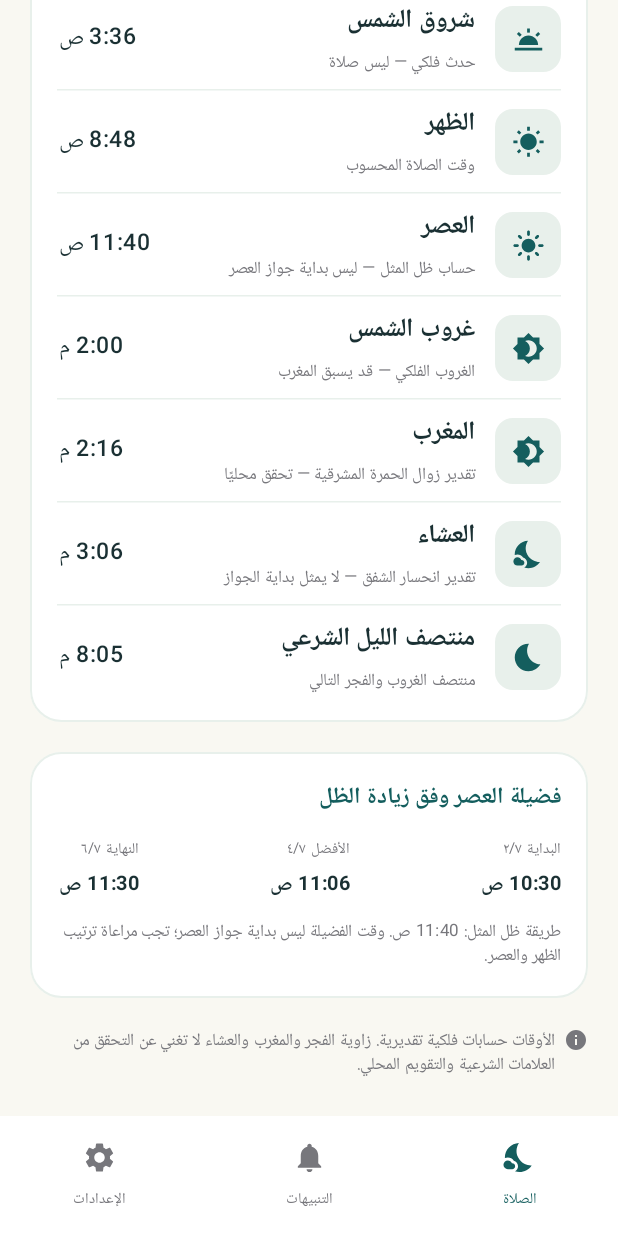
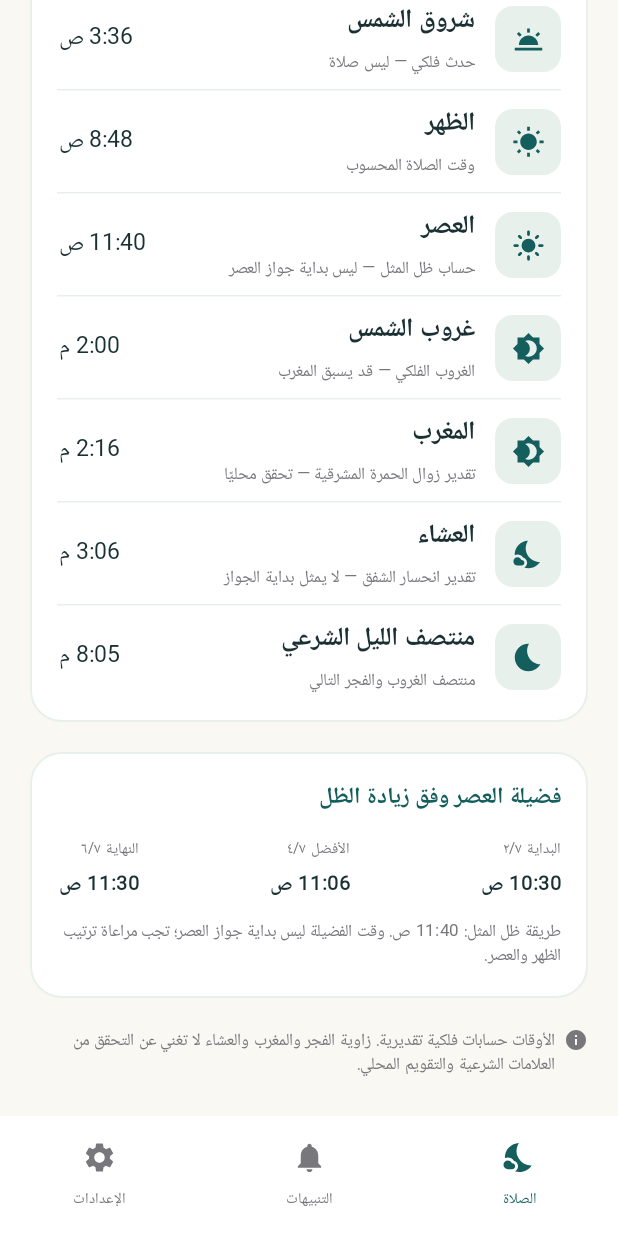
Before and after one commit to AbbasSabah97/My-Prayer, an Android app built with Jetpack Compose: the screen it shows after launch (MainActivity), scrolled down 541 dp, on a phone screen of 412 x 824 dp. Run offline under Robolectric (Android 15) with nearby library versions, the phone set to English and light mode, and no system bars; Roboto replaces fonts that are not available here.

Commit message:
Apply the shared Arabic UI font to every Material typography style

```diff
--- a/android/app/src/main/kotlin/com/abbassabah/myprayer/MainActivity.kt
+++ b/android/app/src/main/kotlin/com/abbassabah/myprayer/MainActivity.kt
@@ -63,7 +63,24 @@ private val AppGold = Color(0xFFD4A65C)
 private val AppPale = Color(0xFFE8F0EB)
 private val AppMuted = Color(0xFF77777C)
 private val AppFontFamily = FontFamily(Font(R.font.noto_sans_arabic_ui, weight = FontWeight.Normal))
-private val AppTypography = Typography(defaultFontFamily = AppFontFamily)
+private val BaseTypography = Typography()
+private val AppTypography = Typography(
+    displayLarge = BaseTypography.displayLarge.copy(fontFamily = AppFontFamily),
+    displayMedium = BaseTypography.displayMedium.copy(fontFamily = AppFontFamily),
+    displaySmall = BaseTypography.displaySmall.copy(fontFamily = AppFontFamily),
+    headlineLarge = BaseTypography.headlineLarge.copy(fontFamily = AppFontFamily),
+    headlineMedium = BaseTypography.headlineMedium.copy(fontFamily = AppFontFamily),
+    headlineSmall = BaseTypography.headlineSmall.copy(fontFamily = AppFontFamily),
+    titleLarge = BaseTypography.titleLarge.copy(fontFamily = AppFontFamily),
+    titleMedium = BaseTypography.titleMedium.copy(fontFamily = AppFontFamily),
+    titleSmall = BaseTypography.titleSmall.copy(fontFamily = AppFontFamily),
+    bodyLarge = BaseTypography.bodyLarge.copy(fontFamily = AppFontFamily),
+    bodyMedium = BaseTypography.bodyMedium.copy(fontFamily = AppFontFamily),
+    bodySmall = BaseTypography.bodySmall.copy(fontFamily = AppFontFamily),
+    labelLarge = BaseTypography.labelLarge.copy(fontFamily = AppFontFamily),
+    labelMedium = BaseTypography.labelMedium.copy(fontFamily = AppFontFamily),
+    labelSmall = BaseTypography.labelSmall.copy(fontFamily = AppFontFamily)
+)
 
 class MainActivity : ComponentActivity() {
     override fun onCreate(savedInstanceState: Bundle?) {
```
